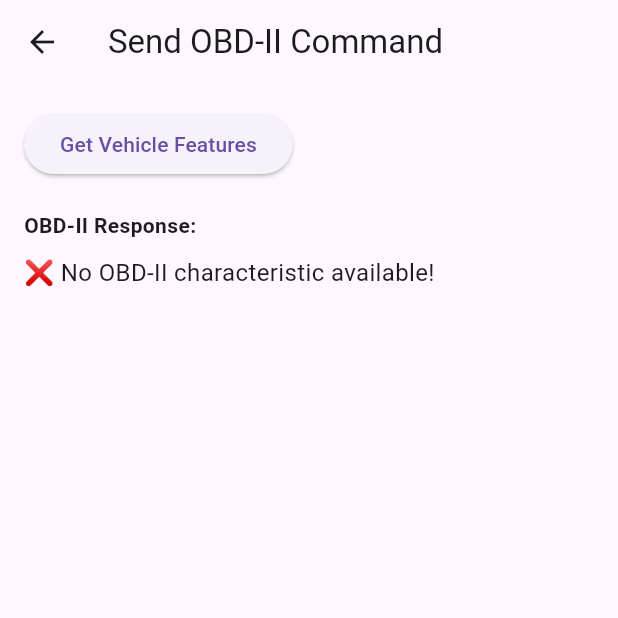
After one commit to JanithRankelum/Vehicle_maintenance, a Flutter app: the SendObdCommandPage screen opened directly, after a tap on "Get Vehicle Features", on a phone screen of 412 x 824 dp, the top half of it. The commit adds this screen. Run offline on Flutter 3.47's test engine with Material 3 defaults, Android fonts, the light colour scheme and no system bars; our stand-ins replace cloud_firestore, firebase_auth, firebase_core, flutter_blue_plus, google_sign_in, permission_handler; accounts and stored records are empty.

Commit message:
read obd2 data

```diff
--- a/vehicle_maintenance_system/lib/screens/bluetooth_scan_page.dart
+++ b/vehicle_maintenance_system/lib/screens/bluetooth_scan_page.dart
@@ -2,8 +2,11 @@ import 'package:flutter/material.dart';
 import 'dart:async';
 import 'package:flutter_blue_plus/flutter_blue_plus.dart';
 import 'package:permission_handler/permission_handler.dart';
+import 'dart:convert';
 
 class BluetoothScanPage extends StatefulWidget {
+  const BluetoothScanPage({super.key});
+
   @override
   _BluetoothScanPageState createState() => _BluetoothScanPageState();
 }
@@ -14,6 +17,7 @@ class _BluetoothScanPageState extends State<BluetoothScanPage> {
   StreamSubscription<List<ScanResult>>? scanSubscription;
   BluetoothDevice? connectedDevice;
   Map<String, bool> connectingDevices = {}; // Track connection status per device
+  BluetoothCharacteristic? obdCharacteristic;
 
   @override
   void initState() {
@@ -21,7 +25,6 @@ class _BluetoothScanPageState extends State<BluetoothScanPage> {
     enableBluetooth();
   }
 
-  // ✅ Ensure Bluetooth is enabled
   Future<void> enableBluetooth() async {
     if (!(await FlutterBluePlus.isOn)) {
       print("🔴 Bluetooth is OFF. Requesting to turn ON...");
@@ -29,7 +32,6 @@ class _BluetoothScanPageState extends State<BluetoothScanPage> {
     }
   }
 
-  // ✅ Request necessary permissions
   Future<bool> checkAndRequestPermissions() async {
     Map<Permission, PermissionStatus> statuses = await [
       Permission.bluetoothScan,
@@ -40,7 +42,6 @@ class _BluetoothScanPageState extends State<BluetoothScanPage> {
     return statuses.values.every((status) => status.isGranted);
   }
 
-  // ✅ Scan for devices
   void scanForDevices() async {
     print("🔍 Starting Bluetooth scan...");
 
@@ -94,7 +95,6 @@ class _BluetoothScanPageState extends State<BluetoothScanPage> {
     });
   }
 
-  // ✅ Connect to a Bluetooth device with system-level pairing
   Future<void> connectToDevice(BluetoothDevice device) async {
     String deviceId = device.id.toString();
     setState(() {
@@ -102,63 +102,86 @@ class _BluetoothScanPageState extends State<BluetoothScanPage> {
     });
 
     try {
-      // Step 1: Connect to the device
       print("🔗 Connecting to ${device.name}...");
-      await device.connect(autoConnect: false); // Connect first
+      await device.connect(autoConnect: false);
       print("✅ Connected to ${device.name}");
 
-      // Step 2: Pair with the device (system-level pairing)
-      print("🔗 Pairing with ${device.name}...");
-      await device.createBond(); // Initiate system-level pairing
-      print("✅ Paired with ${device.name}");
+      List<BluetoothService> services = await device.discoverServices();
 
+      for (BluetoothService service in services) {
+        for (BluetoothCharacteristic characteristic in service.characteristics) {
+          if (characteristic.properties.write && characteristic.properties.read) {
+            print("✅ Found writable characteristic: ${characteristic.uuid}");
+
+            obdCharacteristic = characteristic;
+            await sendObdCommand("010C"); // Read Engine RPM
             setState(() {
               connectedDevice = device;
             });
 
             ScaffoldMessenger.of(context).showSnackBar(
-        SnackBar(content: Text("✅ Connected and paired with ${device.name}")),
+              SnackBar(content: Text("✅ Connected & OBD-II Ready!")),
+            );
+            return;
+          }
+        }
+      }
+
+      print("❌ No suitable OBD-II characteristic found");
+      ScaffoldMessenger.of(context).showSnackBar(
+        SnackBar(content: Text("❌ No OBD-II characteristic found")),
       );
     } catch (e) {
-      print("❌ Connection or pairing failed: $e");
+      print("❌ Connection failed: $e");
       ScaffoldMessenger.of(context).showSnackBar(
-        SnackBar(content: Text("❌ Connection or pairing failed: $e")),
+        SnackBar(content: Text("❌ Connection failed: $e")),
       );
     }
 
-    // Stop showing loading after connection attempt
     setState(() {
       connectingDevices[deviceId] = false;
     });
   }
 
-  // ✅ Disconnect from a Bluetooth device
+  Future<void> sendObdCommand(String command) async {
+    if (obdCharacteristic == null) {
+      print("❌ No OBD-II characteristic available!");
+      ScaffoldMessenger.of(context).showSnackBar(
+        SnackBar(content: Text("❌ No OBD-II characteristic available!")),
+      );
+      return;
+    }
+
+    try {
+      List<int> obdCommand = utf8.encode("$command\r");
+      await obdCharacteristic!.write(obdCommand, withoutResponse: true);
+      await Future.delayed(Duration(milliseconds: 200));
+
+      List<int> response = await obdCharacteristic!.read();
+      String responseStr = utf8.decode(response);
+      print("📊 OBD-II Response: $responseStr");
+
+      ScaffoldMessenger.of(context).showSnackBar(
+        SnackBar(content: Text("📊 OBD-II Response: $responseStr")),
+      );
+    } catch (e) {
+      print("❌ Failed to send OBD-II command: $e");
+      ScaffoldMessenger.of(context).showSnackBar(
+        SnackBar(content: Text("❌ Failed to send OBD-II command: $e")),
+      );
+    }
+  }
+
   Future<void> disconnectDevice() async {
     if (connectedDevice != null) {
-      try {
-        // Step 1: Remove bond (unpair) the device
-        print("🔌 Removing bond with ${connectedDevice!.name}...");
-        await connectedDevice!.removeBond(); // Remove bond (unpair)
-        print("✅ Bond removed with ${connectedDevice!.name}");
-
-        // Step 2: Disconnect from the device
-        print("🔌 Disconnecting from ${connectedDevice!.name}...");
       await connectedDevice!.disconnect();
-        print("✅ Disconnected from ${connectedDevice!.name}");
-
-        ScaffoldMessenger.of(context).showSnackBar(
-          SnackBar(content: Text("🔌 Disconnected and unpaired from ${connectedDevice!.name}")),
-        );
-
       setState(() {
         connectedDevice = null;
+        obdCharacteristic = null;
       });
-      } catch (e) {
-        print("❌ Disconnect failed: $e");
       ScaffoldMessenger.of(context).showSnackBar(
-          SnackBar(content: Text("❌ Disconnect failed: $e")),
+        SnackBar(content: Text("Device disconnected")),
       );
-      }
     }
   }
 
--- /dev/null
+++ b/vehicle_maintenance_system/lib/screens/send_obd_command_page.dart
@@ -0,0 +1,93 @@
+import 'package:flutter/material.dart';
+import 'dart:convert';
+import 'package:flutter_blue_plus/flutter_blue_plus.dart';
+
+class SendObdCommandPage extends StatefulWidget {
+  const SendObdCommandPage({super.key});
+
+  @override
+  _SendObdCommandPageState createState() => _SendObdCommandPageState();
+}
+
+class _SendObdCommandPageState extends State<SendObdCommandPage> {
+  BluetoothCharacteristic? obdCharacteristic;
+  String obdResponse = "";
+
+  // List of OBD-II commands to get vehicle data
+  List<String> obdCommands = [
+    "0105", // Coolant Temperature
+    "0104", // Engine Load
+    "010C", // Engine RPM
+    "012F", // Fuel Tank Level
+    "010D", // Vehicle Speed
+    "011F", // Engine Run Time
+    "010F", // Intake Air Temperature
+    "010B", // Intake Manifold Pressure
+  ];
+
+  // Send a specific OBD-II command
+  Future<void> sendObdCommand(String command) async {
+    if (obdCharacteristic == null) {
+      setState(() {
+        obdResponse = "❌ No OBD-II characteristic available!";
+      });
+      return;
+    }
+
+    try {
+      List<int> obdCommand = utf8.encode("$command\r"); // Append carriage return (\r)
+      await obdCharacteristic!.write(obdCommand, withoutResponse: true);
+      await Future.delayed(Duration(milliseconds: 200)); // Allow time for response
+
+      // Read the response from the OBD-II system
+      List<int> response = await obdCharacteristic!.read();
+      String responseStr = utf8.decode(response);
+      setState(() {
+        obdResponse = "📊 OBD-II Response for command $command: $responseStr";
+      });
+    } catch (e) {
+      setState(() {
+        obdResponse = "❌ Failed to send OBD-II command: $e";
+      });
+    }
+  }
+
+  // Get all OBD-II features
+  Future<void> getObdFeatures() async {
+    for (String command in obdCommands) {
+      await sendObdCommand(command);
+      await Future.delayed(Duration(seconds: 1)); // Delay between requests to avoid flooding the OBD-II system
+    }
+  }
+
+  @override
+  Widget build(BuildContext context) {
+    return Scaffold(
+      appBar: AppBar(
+        title: Text("Send OBD-II Command"),
+      ),
+      body: Padding(
+        padding: const EdgeInsets.all(16.0),
+        child: Column(
+          crossAxisAlignment: CrossAxisAlignment.start,
+          children: [
+            ElevatedButton(
+              onPressed: getObdFeatures,
+              child: Text("Get Vehicle Features"),
+            ),
+            SizedBox(height: 20),
+            Text(
+              "OBD-II Response:",
+              style: TextStyle(fontWeight: FontWeight.bold),
+            ),
+            SizedBox(height: 10),
+            Text(
+              obdResponse.isNotEmpty ? obdResponse : "No response yet.",
+              style: TextStyle(fontSize: 16),
+            ),
+          ],
+        ),
+      ),
+    );
+  }
+}
--- a/vehicle_maintenance_system/pubspec.yaml
+++ b/vehicle_maintenance_system/pubspec.yaml
@@ -47,6 +47,7 @@ dependencies:
   google_sign_in: ^6.2.2
   cloud_firestore: ^5.6.2
   intl: ^0.20.2
+
 
 
 
```
Also changed, not shown: vehicle_maintenance_system/lib/screens/home_screen.dart (+16 -0 lines), 4 other files. Lines whose indentation alone changed are shown as unchanged.
